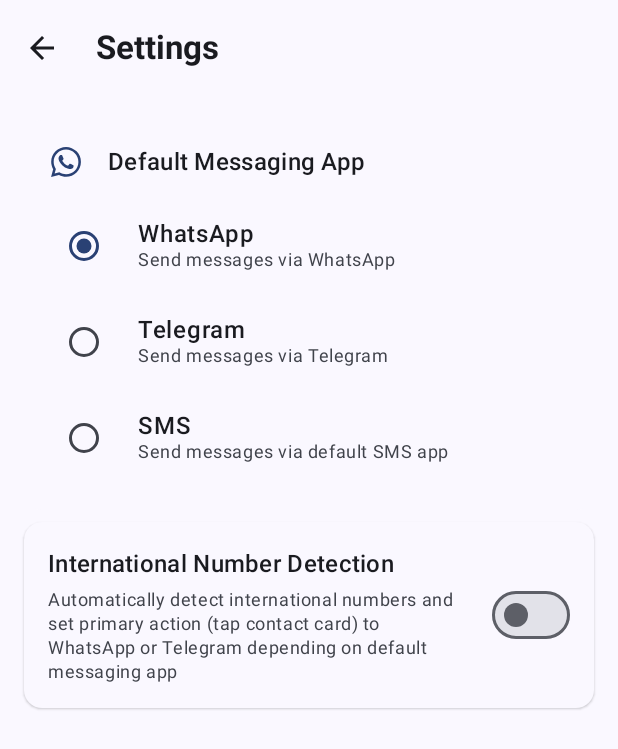
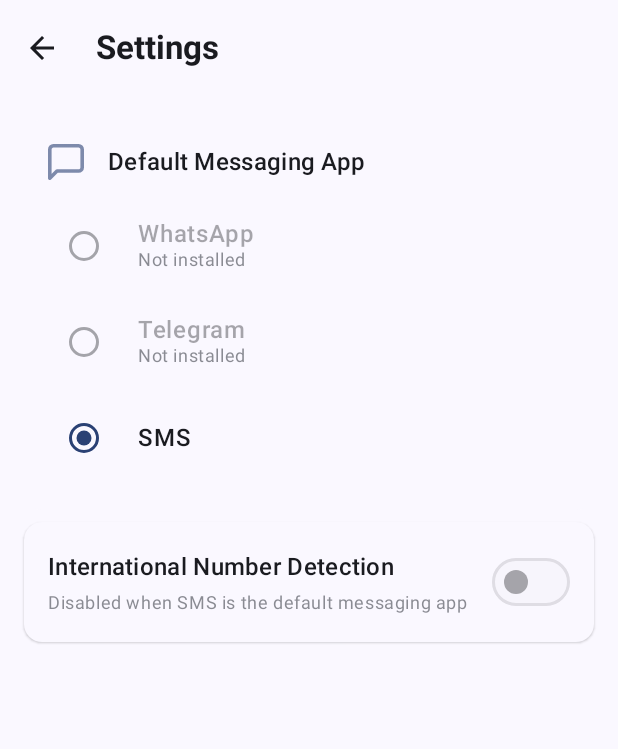
Before and after one commit to teja2495/quick-contacts, an Android app built with Jetpack Compose: the screen it shows after launch (MainActivity), after a tap on "Settings", on a phone screen of 412 x 824 dp. Shown: the top 749 px of the screen. Run offline under Robolectric (Android 15) with nearby library versions, the phone set to English and light mode, and no system bars; libraries missing offline, so code that uses them is left out: org.burnoutcrew.reorderable; pictures from the network do not load.

Commit message:
feat: check whatsapp and telegram availability

```diff
--- a/app/src/main/AndroidManifest.xml
+++ b/app/src/main/AndroidManifest.xml
@@ -9,6 +9,11 @@
     <uses-feature
         android:name="android.hardware.telephony"
         android:required="false" />
+
+    <queries>
+        <package android:name="com.whatsapp" />
+        <package android:name="org.telegram.messenger" />
+    </queries>
 
     <application
         android:allowBackup="true"
--- a/app/src/main/java/com/tk/quickcontacts/ContactsViewModel.kt
+++ b/app/src/main/java/com/tk/quickcontacts/ContactsViewModel.kt
@@ -4,6 +4,7 @@
 import android.content.Context
 import android.content.Intent
 import android.content.SharedPreferences
+import android.content.pm.PackageManager
 import android.database.Cursor
 import android.net.Uri
 import android.provider.CallLog
@@ -65,6 +66,10 @@
     private val _defaultMessagingApp = MutableStateFlow(MessagingApp.WHATSAPP)
     val defaultMessagingApp: StateFlow<MessagingApp> = _defaultMessagingApp
 
+    // Available messaging apps
+    private val _availableMessagingApps = MutableStateFlow<Set<MessagingApp>>(emptySet())
+    val availableMessagingApps: StateFlow<Set<MessagingApp>> = _availableMessagingApps
+
     // Backward compatibility - keep the old boolean property for existing UI
     val useWhatsAppAsDefault: StateFlow<Boolean> = _defaultMessagingApp.map { it == MessagingApp.WHATSAPP }
         .stateIn(
@@ -82,9 +87,68 @@
         loadActionPreferences()
         loadCustomActionPreferences()
         loadSettings()
+        checkAvailableMessagingApps()
         // Initialize filtered lists
         _filteredSelectedContacts.value = _selectedContacts.value
         _filteredRecentCalls.value = _recentCalls.value
+    }
+
+    // Check which messaging apps are available on the device
+    private fun checkAvailableMessagingApps() {
+        val availableApps = mutableSetOf<MessagingApp>()
+        val packageManager = getApplication<Application>().packageManager
+
+        // SMS is always available
+        availableApps.add(MessagingApp.SMS)
+
+        // Check if WhatsApp is installed by trying to resolve a WhatsApp intent
+        val isWhatsAppAvailable = isWhatsAppInstalled(packageManager)
+        if (isWhatsAppAvailable) {
+            availableApps.add(MessagingApp.WHATSAPP)
+        }
+
+        // Check if Telegram is installed by trying to resolve a Telegram intent
+        val isTelegramAvailable = isTelegramInstalled(packageManager)
+        if (isTelegramAvailable) {
+            availableApps.add(MessagingApp.TELEGRAM)
+        }
+
+        // Debug logging
+        android.util.Log.d("QuickContacts", "Available messaging apps: $availableApps")
+        android.util.Log.d("QuickContacts", "WhatsApp available: $isWhatsAppAvailable")
+        android.util.Log.d("QuickContacts", "Telegram available: $isTelegramAvailable")
+
+        _availableMessagingApps.value = availableApps
+
+        // If current default app is not available, switch to SMS
+        if (!availableApps.contains(_defaultMessagingApp.value)) {
+            android.util.Log.d("QuickContacts", "Current default app ${_defaultMessagingApp.value} not available, switching to SMS")
+            _defaultMessagingApp.value = MessagingApp.SMS
+            saveSettings()
+        }
+    }
+
+    private fun isWhatsAppInstalled(packageManager: PackageManager): Boolean {
+        return try {
+            packageManager.getPackageInfo("com.whatsapp", 0)
+            true
+        } catch (e: PackageManager.NameNotFoundException) {
+            false
+        }
+    }
+
+    private fun isTelegramInstalled(packageManager: PackageManager): Boolean {
+        return try {
+            packageManager.getPackageInfo("org.telegram.messenger", 0)
+            true
+        } catch (e: PackageManager.NameNotFoundException) {
+            false
+        }
+    }
+
+    // Public function to refresh available apps (useful when returning from settings)
+    fun refreshAvailableMessagingApps() {
+        checkAvailableMessagingApps()
     }
 
     fun updateSearchQuery(query: String) {
--- a/app/src/main/java/com/tk/quickcontacts/MainActivity.kt
+++ b/app/src/main/java/com/tk/quickcontacts/MainActivity.kt
@@ -205,6 +205,7 @@
     val customActionPreferences by viewModel.customActionPreferences.collectAsState()
     val isInternationalDetectionEnabled by viewModel.isInternationalDetectionEnabled.collectAsState()
     val defaultMessagingApp by viewModel.defaultMessagingApp.collectAsState()
+    val availableMessagingApps by viewModel.availableMessagingApps.collectAsState()
 
     // Disable international detection when SMS is selected as default messaging app
     val effectiveInternationalDetectionEnabled = isInternationalDetectionEnabled && defaultMessagingApp != MessagingApp.SMS
@@ -560,7 +561,8 @@
                                 },
                                 customActionPreferences = customActionPreferences,
                                 isInternationalDetectionEnabled = effectiveInternationalDetectionEnabled,
-                                defaultMessagingApp = defaultMessagingApp
+                                defaultMessagingApp = defaultMessagingApp,
+                                availableMessagingApps = availableMessagingApps
                             )
                             }
                         }
@@ -1305,6 +1307,12 @@
     val isInternationalDetectionEnabled by viewModel.isInternationalDetectionEnabled.collectAsState()
     val useWhatsAppAsDefault by viewModel.useWhatsAppAsDefault.collectAsState()
     val defaultMessagingApp by viewModel.defaultMessagingApp.collectAsState()
+    val availableMessagingApps by viewModel.availableMessagingApps.collectAsState()
+
+    // Refresh available messaging apps when settings screen is opened
+    LaunchedEffect(Unit) {
+        viewModel.refreshAvailableMessagingApps()
+    }
 
     Column(
         modifier = modifier
@@ -1375,11 +1383,14 @@
                         Spacer(modifier = Modifier.height(12.dp))
 
                         // WhatsApp Option
+                        val isWhatsAppAvailable = availableMessagingApps.contains(MessagingApp.WHATSAPP)
                         Row(
                             modifier = Modifier
                                 .fillMaxWidth()
-                                .clickable {
-                                    viewModel.setMessagingApp(MessagingApp.WHATSAPP)
+                                .clickable(enabled = isWhatsAppAvailable) {
+                                    if (isWhatsAppAvailable) {
+                                        viewModel.setMessagingApp(MessagingApp.WHATSAPP)
+                                    }
                                 }
                                 .padding(vertical = 8.dp),
                             verticalAlignment = Alignment.CenterVertically
@@ -1387,10 +1398,15 @@
                             RadioButton(
                                 selected = defaultMessagingApp == MessagingApp.WHATSAPP,
                                 onClick = {
-                                    viewModel.setMessagingApp(MessagingApp.WHATSAPP)
-                                },
+                                    if (isWhatsAppAvailable) {
+                                        viewModel.setMessagingApp(MessagingApp.WHATSAPP)
+                                    }
+                                },
+                                enabled = isWhatsAppAvailable,
                                 colors = RadioButtonDefaults.colors(
-                                    selectedColor = MaterialTheme.colorScheme.primary
+                                    selectedColor = MaterialTheme.colorScheme.primary,
+                                    disabledSelectedColor = MaterialTheme.colorScheme.onSurface.copy(alpha = 0.38f),
+                                    disabledUnselectedColor = MaterialTheme.colorScheme.onSurface.copy(alpha = 0.38f)
                                 )
                             )
 
@@ -1400,22 +1416,31 @@
                                 Text(
                                     text = "WhatsApp",
                                     style = MaterialTheme.typography.bodyLarge,
-                                    fontWeight = FontWeight.Medium
+                                    fontWeight = FontWeight.Medium,
+                                    color = if (isWhatsAppAvailable)
+                                        MaterialTheme.colorScheme.onSurface
+                                    else
+                                        MaterialTheme.colorScheme.onSurface.copy(alpha = 0.38f)
                                 )
-                                Text(
-                                    text = "Send messages via WhatsApp",
-                                    style = MaterialTheme.typography.bodySmall,
-                                    color = MaterialTheme.colorScheme.onSurfaceVariant
-                                )
+                                if (!isWhatsAppAvailable) {
+                                    Text(
+                                        text = "Not installed",
+                                        style = MaterialTheme.typography.bodySmall,
+                                        color = MaterialTheme.colorScheme.onSurfaceVariant.copy(alpha = 0.6f)
+                                    )
+                                }
                             }
                         }
 
                         // Telegram Option
+                        val isTelegramAvailable = availableMessagingApps.contains(MessagingApp.TELEGRAM)
                         Row(
                             modifier = Modifier
                                 .fillMaxWidth()
-                                .clickable {
-                                    viewModel.setMessagingApp(MessagingApp.TELEGRAM)
+                                .clickable(enabled = isTelegramAvailable) {
+                                    if (isTelegramAvailable) {
+                                        viewModel.setMessagingApp(MessagingApp.TELEGRAM)
+                                    }
                                 }
                                 .padding(vertical = 8.dp),
                             verticalAlignment = Alignment.CenterVertically
@@ -1423,10 +1448,15 @@
                             RadioButton(
                                 selected = defaultMessagingApp == MessagingApp.TELEGRAM,
                                 onClick = {
-                                    viewModel.setMessagingApp(MessagingApp.TELEGRAM)
-                                },
+                                    if (isTelegramAvailable) {
+                                        viewModel.setMessagingApp(MessagingApp.TELEGRAM)
+                                    }
+                                },
+                                enabled = isTelegramAvailable,
                                 colors = RadioButtonDefaults.colors(
-                                    selectedColor = MaterialTheme.colorScheme.primary
+                                    selectedColor = MaterialTheme.colorScheme.primary,
+                                    disabledSelectedColor = MaterialTheme.colorScheme.onSurface.copy(alpha = 0.38f),
+                                    disabledUnselectedColor = MaterialTheme.colorScheme.onSurface.copy(alpha = 0.38f)
                                 )
                             )
 
@@ -1436,17 +1466,23 @@
                                 Text(
                                     text = "Telegram",
                                     style = MaterialTheme.typography.bodyLarge,
-                                    fontWeight = FontWeight.Medium
+                                    fontWeight = FontWeight.Medium,
+                                    color = if (isTelegramAvailable)
+                                        MaterialTheme.colorScheme.onSurface
+                                    else
+                                        MaterialTheme.colorScheme.onSurface.copy(alpha = 0.38f)
                                 )
-                                Text(
-                                    text = "Send messages via Telegram",
-                                    style = MaterialTheme.typography.bodySmall,
-                                    color = MaterialTheme.colorScheme.onSurfaceVariant
-                                )
+                                if (!isTelegramAvailable) {
+                                    Text(
+                                        text = "Not installed",
+                                        style = MaterialTheme.typography.bodySmall,
+                                        color = MaterialTheme.colorScheme.onSurfaceVariant.copy(alpha = 0.6f)
+                                    )
+                                }
                             }
                         }
 
-                        // SMS Option
+                        // SMS Option (always available)
                         Row(
                             modifier = Modifier
                                 .fillMaxWidth()
@@ -1473,11 +1509,6 @@
                                     text = "SMS",
                                     style = MaterialTheme.typography.bodyLarge,
                                     fontWeight = FontWeight.Medium
-                                )
-                                Text(
-                                    text = "Send messages via default SMS app",
-                                    style = MaterialTheme.typography.bodySmall,
-                                    color = MaterialTheme.colorScheme.onSurfaceVariant
                                 )
                             }
                         }
@@ -1516,9 +1547,9 @@
                             Text(
                                 text = when {
                                     defaultMessagingApp == MessagingApp.SMS ->
-                                        "Disabled when SMS is default messaging app - all numbers use same actions"
+                                        "Disabled when SMS is the default messaging app"
                                     else ->
-                                        "Automatically detect international numbers and set primary action (tap contact card) to WhatsApp or Telegram depending on default messaging app"
+                                        "Automatically detect international numbers and set primary action (tap contact card) to WhatsApp/Telegram."
                                 },
                                 style = MaterialTheme.typography.bodySmall,
                                 color = if (defaultMessagingApp == MessagingApp.SMS)
```
Also changed, not shown: app/src/main/java/com/tk/quickcontacts/DraggableContactList.kt (+183 -65 lines).
